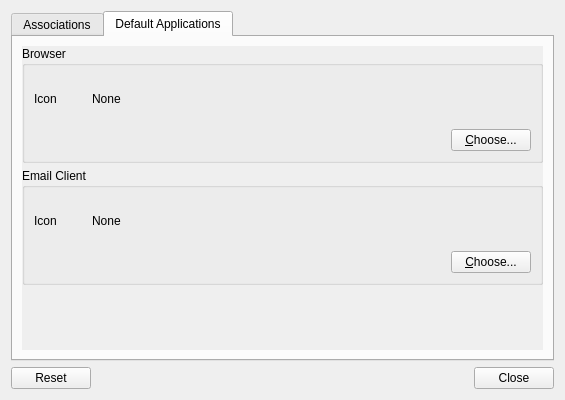
Above: lxqt-config-file-associations/mimetypeviewer.ui from lxqt/lxqt-config before the change. Below: the same form after it.
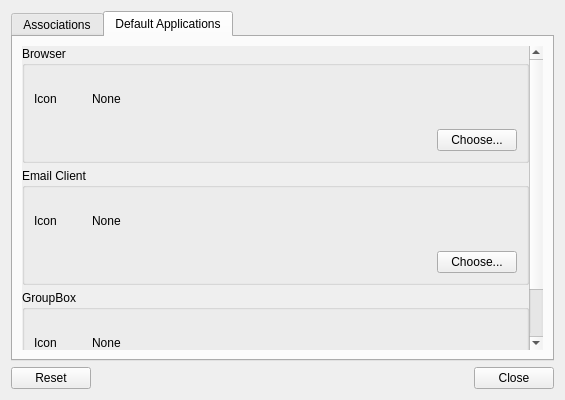
That is the form after the change. The open tabs and pages were chosen to show the change.

Commit message:
Use XdgDefaultApps to set default applications
Also fixed a problem in setting the default browser and added a section for the default file manager (because @luis-pereira had added it to `XdgDefaultApps`).

What changed in the file:
```diff
--- a/lxqt-config-file-associations/mimetypeviewer.ui
+++ b/lxqt-config-file-associations/mimetypeviewer.ui
@@ -409,7 +409,7 @@
               <item row="1" column="0" alignment="Qt::AlignRight">
                <widget class="QPushButton" name="chooseBrowserButton">
                 <property name="text">
-                 <string>&amp;Choose...</string>
+                 <string>Choose...</string>
                 </property>
                </widget>
               </item>
@@ -484,7 +484,82 @@
               <item row="1" column="0" alignment="Qt::AlignRight">
                <widget class="QPushButton" name="chooseEmailClientButton">
                 <property name="text">
-                 <string>&amp;Choose...</string>
+                 <string>Choose...</string>
+                </property>
+               </widget>
+              </item>
+             </layout>
+            </widget>
+           </item>
+           <item>
+            <widget class="QGroupBox" name="fileManagerGroupBox">
+             <property name="title">
+              <string>GroupBox</string>
+             </property>
+             <layout class="QGridLayout" name="gridLayout_4">
+              <item row="0" column="0">
+               <widget class="QFrame" name="fileManagerLabelFrame">
+                <property name="frameShape">
+                 <enum>QFrame::NoFrame</enum>
+                </property>
+                <property name="frameShadow">
+                 <enum>QFrame::Raised</enum>
+                </property>
+                <layout class="QHBoxLayout" name="horizontalLayout_5">
+                 <property name="spacing">
+                  <number>0</number>
+                 </property>
+                 <property name="leftMargin">
+                  <number>0</number>
+                 </property>
+                 <property name="topMargin">
+                  <number>0</number>
+                 </property>
+                 <property name="rightMargin">
+                  <number>0</number>
+                 </property>
+                 <property name="bottomMargin">
+                  <number>0</number>
+                 </property>
+                 <item>
+                  <widget class="QLabel" name="fileManagerIcon">
+                   <property name="sizePolicy">
+                    <sizepolicy hsizetype="Fixed" vsizetype="Fixed">
+                     <horstretch>0</horstretch>
+                     <verstretch>0</verstretch>
+                    </sizepolicy>
+                   </property>
+                   <property name="minimumSize">
+                    <size>
+                     <width>48</width>
+                     <height>48</height>
+                    </size>
+                   </property>
+                   <property name="text">
+                    <string>Icon</string>
+                   </property>
+                  </widget>
+                 </item>
+                 <item>
+                  <widget class="QLabel" name="fileManagerLabel">
+                   <property name="text">
+                    <string>None</string>
+                   </property>
+                   <property name="wordWrap">
+                    <bool>true</bool>
+                   </property>
+                   <property name="indent">
+                    <number>10</number>
+                   </property>
+                  </widget>
+                 </item>
+                </layout>
+               </widget>
+              </item>
+              <item row="1" column="0" alignment="Qt::AlignRight">
+               <widget class="QPushButton" name="chooseFileManagerButton">
+                <property name="text">
+                 <string>Choose...</string>
                 </property>
                </widget>
               </item>
```
The commit also changes 1 other file.
